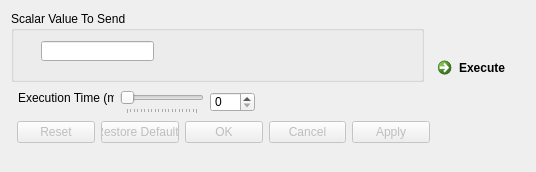
The window that src/Interface/Modules/Testing/SendScalar.ui (SCIInstitute/SCIRun) describes before a commit, drawn with Qt 5.
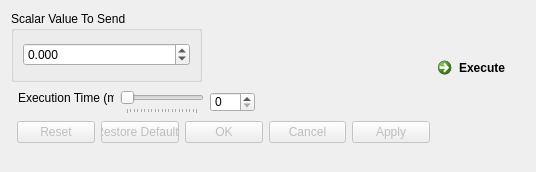
The same window after the commit.

What changed in the file:
```diff
--- a/src/Interface/Modules/Testing/SendScalar.ui
+++ b/src/Interface/Modules/Testing/SendScalar.ui
@@ -40,23 +40,28 @@
     <rect>
      <x>11</x>
      <y>11</y>
-     <width>413</width>
+     <width>191</width>
      <height>71</height>
     </rect>
    </property>
    <property name="title">
     <string>Scalar Value To Send</string>
    </property>
-   <widget class="QLineEdit" name="scalarValueToSend_">
-    <property name="geometry">
-     <rect>
-      <x>30</x>
-      <y>30</y>
-      <width>113</width>
-      <height>20</height>
-     </rect>
-    </property>
-   </widget>
+   <layout class="QHBoxLayout" name="horizontalLayout">
+    <item>
+     <widget class="QDoubleSpinBox" name="scalarValueToSend_">
+      <property name="decimals">
+       <number>3</number>
+      </property>
+      <property name="minimum">
+       <double>-100000.000000000000000</double>
+      </property>
+      <property name="maximum">
+       <double>100000.000000000000000</double>
+      </property>
+     </widget>
+    </item>
+   </layout>
   </widget>
   <widget class="QLabel" name="executionTimeLabel_">
    <property name="geometry">
```
